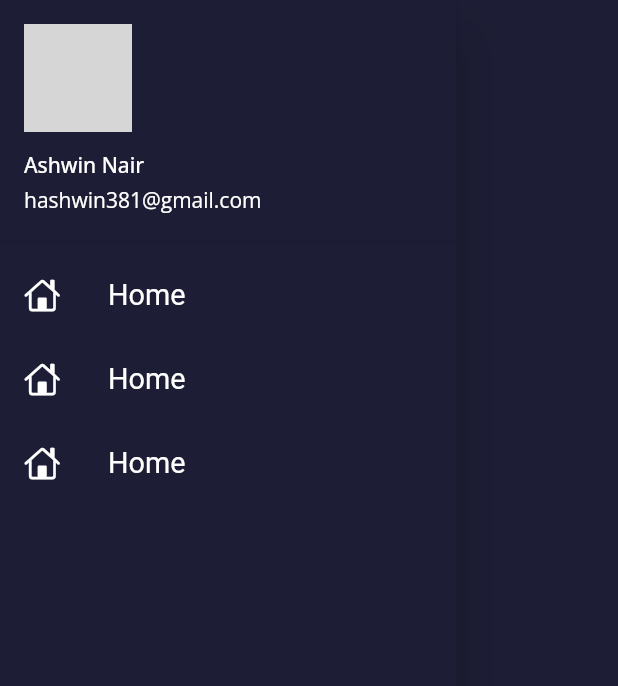
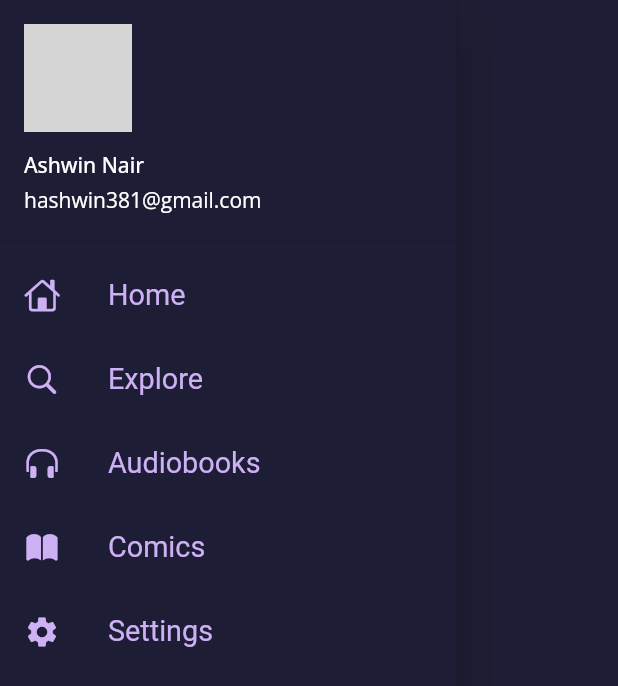
Before and after one commit to DarkLord125/BooksHive, a Flutter app: the MyDrawer widget shown alone on an empty page, opened directly, on a phone screen of 412 x 824 dp. Shown: the top 686 px of the screen. Run offline on Flutter 3.47's test engine with Material 2 defaults, Android fonts, the phone set to English and light mode, and no system bars; our stand-ins replace google_fonts, google_nav_bar; network calls fail; grey boxes are pictures that could not be loaded.

Commit message:
Created Nav Bar

```diff
--- a/lib/utils/colors.dart
+++ b/lib/utils/colors.dart
@@ -2,6 +2,7 @@ import 'package:flutter/material.dart';
 
 // const DarkTheme = Color(0xFFF5FCF9);
 const kDarkTheme = Color(0xFF1D1D35);
+const kNav = Color.fromARGB(255, 44, 44, 75);
 const kPrimaryColor = Color.fromARGB(255, 206, 176, 245);
 const kSecondaryColor = Color.fromARGB(255, 146, 74, 240);
 // const kSecondaryColor = Color(0xFFFE9901);
--- a/lib/widgets/drawer.dart
+++ b/lib/widgets/drawer.dart
@@ -26,39 +26,65 @@ class MyDrawer extends StatelessWidget {
             ListTile(
               leading: Icon(
                 CupertinoIcons.home,
-                color: Colors.white,
+                color: kPrimaryColor,
               ),
               title: Text(
                 "Home",
                 textScaleFactor: 1.2,
                 style: TextStyle(
-                  color: Colors.white
+                  color: kPrimaryColor,
                   ),
               ),
             ),
             ListTile(
               leading: Icon(
-                CupertinoIcons.home,
-                color: Colors.white,
+                CupertinoIcons.search,
+                color: kPrimaryColor,
               ),
               title: Text(
-                "Home",
+                "Explore",
                 textScaleFactor: 1.2,
                 style: TextStyle(
-                  color: Colors.white
+                  color: kPrimaryColor,
+                  ),
+              ),
+            ),
+             ListTile(
+              leading: Icon(
+                CupertinoIcons.headphones,
+                color: kPrimaryColor,
+              ),
+              title: Text(
+                "Audiobooks",
+                textScaleFactor: 1.2,
+                style: TextStyle(
+                  color: kPrimaryColor,
                   ),
               ),
             ),
             ListTile(
               leading: Icon(
-                CupertinoIcons.home,
-                color: Colors.white,
+                CupertinoIcons.book_fill,
+                color: kPrimaryColor,
               ),
               title: Text(
-                "Home",
+                "Comics",
                 textScaleFactor: 1.2,
                 style: TextStyle(
-                  color: Colors.white
+                  color: kPrimaryColor,
+                  ),
+              ),
+            ),
+            ListTile(
+              leading: Icon(
+                Icons.settings,
+                color: kPrimaryColor,
+              ),
+              title: Text(
+                "Settings",
+                textScaleFactor: 1.2,
+                style: TextStyle(
+                  color: kPrimaryColor,
                   ),
               ),
             ),
--- a/pubspec.yaml
+++ b/pubspec.yaml
@@ -36,6 +36,7 @@ dependencies:
   # Use with the CupertinoIcons class for iOS style icons.
   cupertino_icons: ^1.0.2
   google_fonts: ^4.0.3
+  google_nav_bar: ^5.0.6
 
 dev_dependencies:
   flutter_test:
```
Also changed, not shown: lib/screens/home_screen.dart (+41 -20 lines), pubspec.lock.
